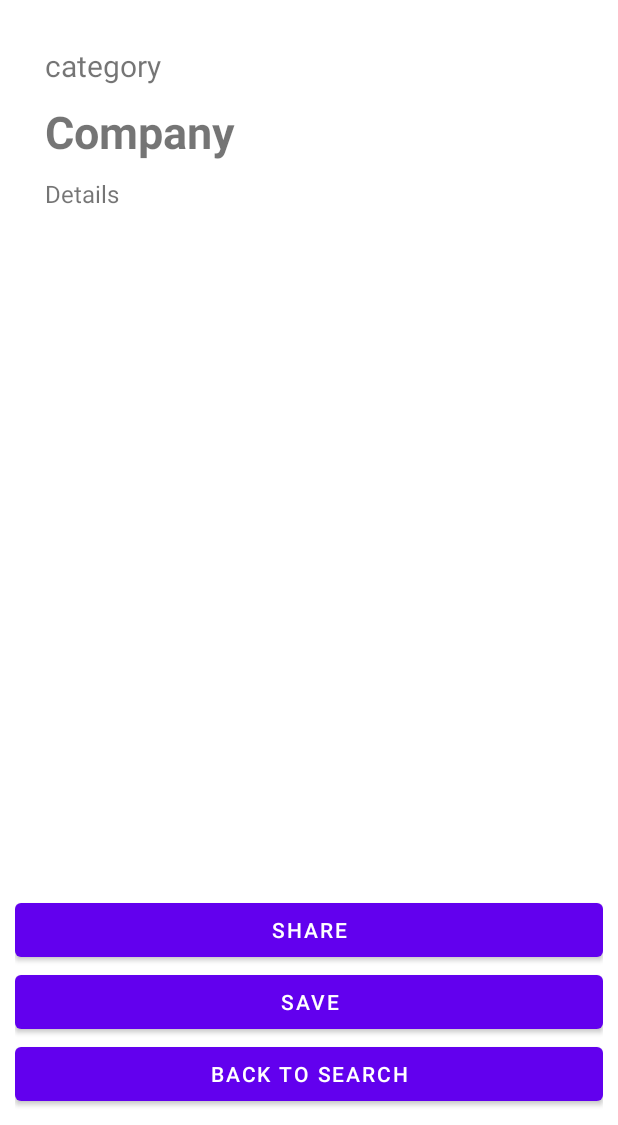
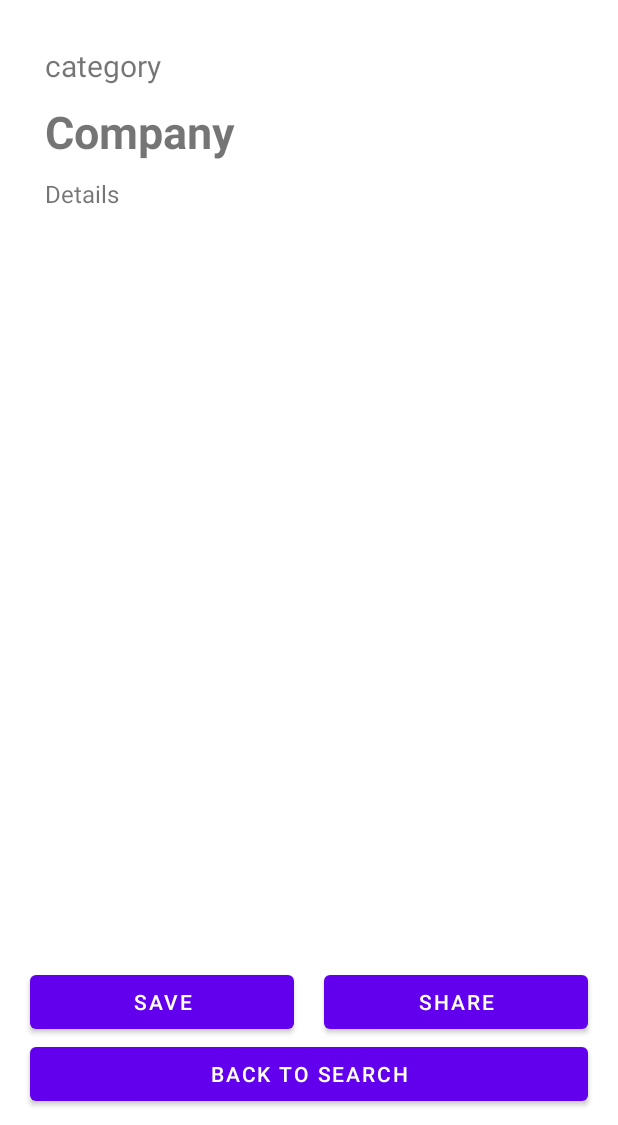
Before and after one commit to BlisProgrammer/Customer-City, an Android app: the layout record_view.xml on its own in the app's theme, with its tools: preview values and no code run, on a phone screen of 412 x 824 dp, the part 111-1236 px from its top. Run offline under Robolectric (Android 15) with nearby library versions, the phone set to English and light mode, and no system bars.

Commit message:
updated layout of records

```diff
--- a/app/src/main/java/com/blis/customercity/FindFragment.java
+++ b/app/src/main/java/com/blis/customercity/FindFragment.java
@@ -22,7 +22,6 @@ public class FindFragment extends Fragment {
     private static String selectedCategory, selectedType, selectedCompany;
     public static ArrayList<Record> selectedRecords;
     private static ArrayList<String> resultList;
-
     @Override
     public void onCreate(Bundle savedInstanceState) {
         super.onCreate(savedInstanceState);
--- a/app/src/main/java/com/blis/customercity/SavedFragment.java
+++ b/app/src/main/java/com/blis/customercity/SavedFragment.java
@@ -27,6 +27,7 @@ public class SavedFragment extends Fragment {
 
         ListView listView = linearLayout.findViewById(R.id.saved_view_list);
         if (savedObject == null) return linearLayout;
+        @SuppressWarnings("unchecked")
         ArrayList<Record> savedList = (ArrayList<Record>) savedObject;
         if(savedList.isEmpty()) return linearLayout;
 
--- a/app/src/main/res/layout/record_view.xml
+++ b/app/src/main/res/layout/record_view.xml
@@ -14,6 +14,7 @@
         app:layout_constraintEnd_toEndOf="parent"
         app:layout_constraintStart_toStartOf="parent"
         app:layout_constraintTop_toTopOf="parent"
+        android:gravity="center_horizontal"
         >
 
         <TextView
@@ -54,22 +55,31 @@
                 android:textSize="16sp"/>
         </LinearLayout>
 
-        <Button
-            android:id="@+id/share_button"
+        <LinearLayout
             android:layout_width="match_parent"
             android:layout_height="wrap_content"
-            android:text="Share" />
-
-        <Button
-            android:id="@+id/save_button"
-            android:layout_width="match_parent"
-            android:layout_height="wrap_content"
-            android:text="Save" />
+            android:orientation="horizontal">
+            <Button
+                android:id="@+id/save_button"
+                android:layout_width="0dp"
+                android:layout_height="wrap_content"
+                android:layout_weight="1"
+                android:layout_marginHorizontal="10dp"
+                android:text="Save" />
+            <Button
+                android:id="@+id/share_button"
+                android:layout_width="0dp"
+                android:layout_height="wrap_content"
+                android:layout_weight="1"
+                android:layout_marginHorizontal="10dp"
+                android:text="Share" />
+        </LinearLayout>
 
         <Button
             android:id="@+id/back_button"
             android:layout_width="match_parent"
             android:layout_height="wrap_content"
+            android:layout_marginHorizontal="10dp"
             android:text="Back to Search" />
 
     </LinearLayout>
--- a/app/src/main/res/values/themes.xml
+++ b/app/src/main/res/values/themes.xml
@@ -1,6 +1,6 @@
 <resources>
     <!-- Base application theme. -->
-    <style name="Theme.CustomerCity" parent="Theme.MaterialComponents.DayNight.DarkActionBar">
+    <style name="Theme.CustomerCity" parent="Theme.MaterialComponents.DayNight.NoActionBar">
         <!-- Primary brand color. -->
         <item name="colorPrimary">@color/purple_500</item>
         <item name="colorPrimaryVariant">@color/purple_700</item>
```
